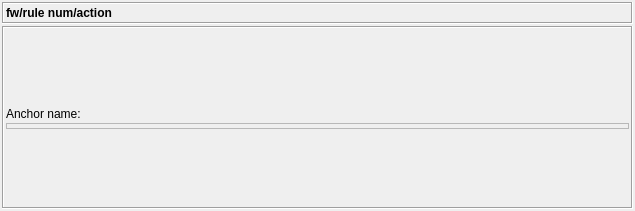
Old version of the form src/gui/actionsdialog_q.ui in the repository fwbuilder/fwbuilder.
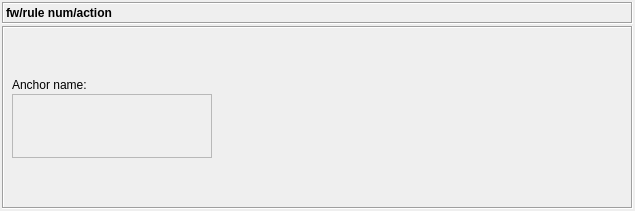
New version of the form. The open tabs and pages were chosen to show the change.

```diff
--- a/src/gui/actionsdialog_q.ui
+++ b/src/gui/actionsdialog_q.ui
@@ -107,22 +107,22 @@
        </property>
        <layout class="QGridLayout" >
         <property name="leftMargin" >
-         <number>2</number>
+         <number>8</number>
         </property>
         <property name="topMargin" >
-         <number>2</number>
+         <number>8</number>
         </property>
         <property name="rightMargin" >
-         <number>2</number>
+         <number>8</number>
         </property>
         <property name="bottomMargin" >
-         <number>2</number>
+         <number>8</number>
         </property>
         <property name="horizontalSpacing" >
-         <number>2</number>
+         <number>8</number>
         </property>
         <property name="verticalSpacing" >
-         <number>2</number>
+         <number>8</number>
         </property>
         <item row="0" column="0" >
          <widget class="QStackedWidget" name="widgetStack" >
@@ -1107,29 +1107,13 @@
             <item row="1" column="0" >
              <widget class="QLabel" name="textLabel2_4" >
               <property name="text" >
-               <string>Anchor name:</string>
+               <string>Anchor name:      </string>
               </property>
               <property name="wordWrap" >
                <bool>false</bool>
               </property>
              </widget>
             </item>
-            <item row="4" column="0" >
-             <spacer>
-              <property name="orientation" >
-               <enum>Qt::Vertical</enum>
-              </property>
-              <property name="sizeType" >
-               <enum>QSizePolicy::MinimumExpanding</enum>
-              </property>
-              <property name="sizeHint" >
-               <size>
-                <width>20</width>
-                <height>0</height>
-               </size>
-              </property>
-             </spacer>
-            </item>
             <item row="0" column="0" >
              <spacer>
               <property name="orientation" >
@@ -1148,6 +1132,18 @@
             </item>
             <item row="2" column="0" >
              <widget class="QFrame" name="BranchAnchorPageFrame" >
+              <property name="minimumSize" >
+               <size>
+                <width>200</width>
+                <height>64</height>
+               </size>
+              </property>
+              <property name="maximumSize" >
+               <size>
+                <width>64</width>
+                <height>10000</height>
+               </size>
+              </property>
               <property name="frameShape" >
                <enum>QFrame::StyledPanel</enum>
               </property>
@@ -1179,6 +1175,35 @@
               </layout>
              </widget>
             </item>
+            <item row="4" column="0" >
+             <spacer>
+              <property name="orientation" >
+               <enum>Qt::Vertical</enum>
+              </property>
+              <property name="sizeType" >
+               <enum>QSizePolicy::MinimumExpanding</enum>
+              </property>
+              <property name="sizeHint" >
+               <size>
+                <width>20</width>
+                <height>0</height>
+               </size>
+              </property>
+             </spacer>
+            </item>
+            <item row="2" column="1" >
+             <spacer>
+              <property name="orientation" >
+               <enum>Qt::Horizontal</enum>
+              </property>
+              <property name="sizeHint" >
+               <size>
+                <width>40</width>
+                <height>20</height>
+               </size>
+              </property>
+             </spacer>
+            </item>
            </layout>
           </widget>
           <widget class="QWidget" name="RouteIPFPage" >
```
Left out of the diff: 4 changed lines with no effect on the pictures.
